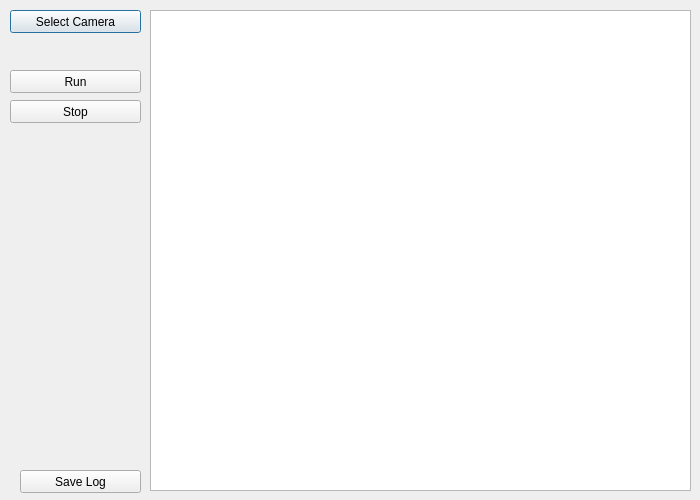
This is Program/Aplikasi Deteksi Hama/main.ui in bima0302/Prototype as Qt 5 draws it before an edit. The edited form follows.
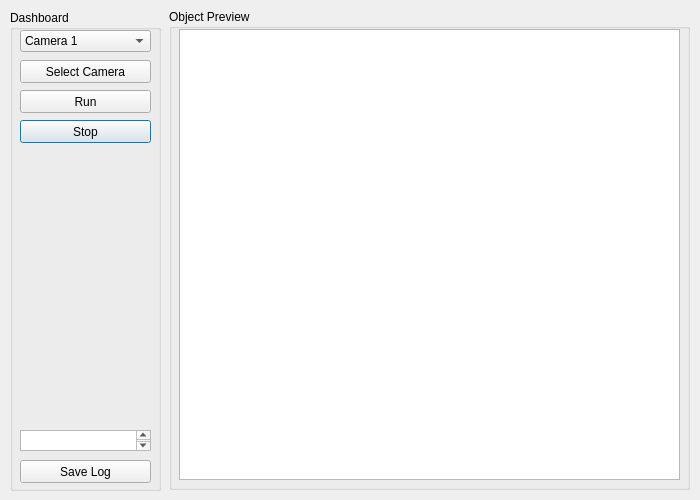
This is the edited form.

Commit message: edit button and test name

Diff of the .ui file:
```diff
--- a/Program/Aplikasi Deteksi Hama/main.ui
+++ b/Program/Aplikasi Deteksi Hama/main.ui
@@ -13,11 +13,56 @@
   <property name="windowTitle">
    <string>Dialog</string>
   </property>
+  <widget class="QGroupBox" name="groupBox">
+   <property name="geometry">
+    <rect>
+     <x>10</x>
+     <y>10</y>
+     <width>151</width>
+     <height>481</height>
+    </rect>
+   </property>
+   <property name="title">
+    <string>Dashboard</string>
+   </property>
+   <widget class="QComboBox" name="comboBox">
+    <property name="geometry">
+     <rect>
+      <x>10</x>
+      <y>20</y>
+      <width>131</width>
+      <height>22</height>
+     </rect>
+    </property>
+    <item>
+     <property name="text">
+      <string>Camera 1</string>
+     </property>
+    </item>
+    <item>
+     <property name="text">
+      <string>Camera 2</string>
+     </property>
+    </item>
+   </widget>
+   <widget class="QPushButton" name="pushButton_3">
+    <property name="geometry">
+     <rect>
+      <x>10</x>
+      <y>110</y>
+      <width>131</width>
+      <height>23</height>
+     </rect>
+    </property>
+    <property name="text">
+     <string>Stop</string>
+    </property>
+   </widget>
   <widget class="QPushButton" name="pushButton">
    <property name="geometry">
     <rect>
      <x>10</x>
-     <y>10</y>
+      <y>50</y>
      <width>131</width>
      <height>23</height>
     </rect>
@@ -30,7 +75,7 @@
    <property name="geometry">
     <rect>
      <x>10</x>
-     <y>70</y>
+      <y>80</y>
      <width>131</width>
      <height>23</height>
     </rect>
@@ -39,25 +84,12 @@
     <string>Run</string>
    </property>
   </widget>
-  <widget class="QPushButton" name="pushButton_3">
-   <property name="geometry">
-    <rect>
-     <x>10</x>
-     <y>100</y>
-     <width>131</width>
-     <height>23</height>
-    </rect>
-   </property>
-   <property name="text">
-    <string>Stop</string>
-   </property>
-  </widget>
   <widget class="QPushButton" name="pushButton_4">
    <property name="geometry">
     <rect>
-     <x>20</x>
-     <y>470</y>
-     <width>121</width>
+      <x>10</x>
+      <y>450</y>
+      <width>131</width>
      <height>23</height>
     </rect>
    </property>
@@ -65,16 +97,42 @@
     <string>Save Log</string>
    </property>
   </widget>
+   <widget class="QTextEdit" name="textEdit">
+    <property name="geometry">
+     <rect>
+      <x>10</x>
+      <y>420</y>
+      <width>131</width>
+      <height>21</height>
+     </rect>
+    </property>
+   </widget>
+  </widget>
+  <widget class="QGroupBox" name="groupBox_2">
+   <property name="geometry">
+    <rect>
+     <x>169</x>
+     <y>9</y>
+     <width>521</width>
+     <height>481</height>
+    </rect>
+   </property>
+   <property name="title">
+    <string>Object Preview</string>
+   </property>
   <widget class="QGraphicsView" name="graphicsView">
    <property name="geometry">
     <rect>
-     <x>150</x>
-     <y>10</y>
-     <width>541</width>
-     <height>481</height>
+      <x>10</x>
+      <y>20</y>
+      <width>501</width>
+      <height>451</height>
     </rect>
    </property>
   </widget>
+  </widget>
+  <zorder>groupBox_2</zorder>
+  <zorder>groupBox</zorder>
  </widget>
  <resources/>
  <connections/>
```
Left out of the diff: 2 changed lines with no effect on the pictures. Lines whose indentation alone changed are shown as unchanged. The commit also changes 2 other files.
